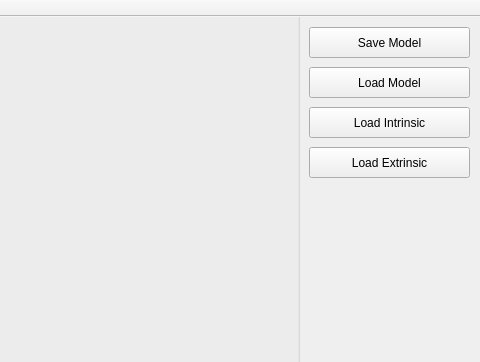
Before: the Qt Designer form mainwindow.ui in Jiakai-Zhang/ExampleRenderer, drawn with Qt 5; both pictures show x 991 to 1471 and y 0 to 362 of the 1471 by 794 pixel window.
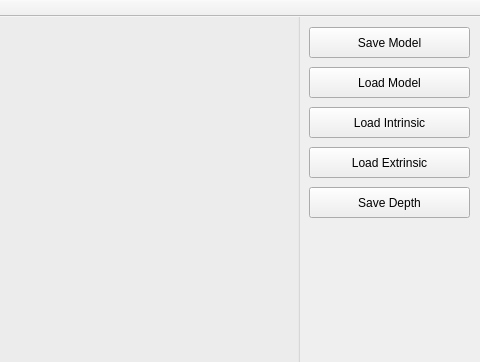
After: the same form once the commit is applied.

Commit message: add depth visualization tool

```diff
--- a/mainwindow.ui
+++ b/mainwindow.ui
@@ -108,6 +108,19 @@
      <string>Load Extrinsic</string>
     </property>
    </widget>
+   <widget class="QPushButton" name="SaveDepth">
+    <property name="geometry">
+     <rect>
+      <x>1300</x>
+      <y>170</y>
+      <width>161</width>
+      <height>31</height>
+     </rect>
+    </property>
+    <property name="text">
+     <string>Save Depth</string>
+    </property>
+   </widget>
   </widget>
   <widget class="QMenuBar" name="menuBar">
    <property name="geometry">
```
The commit also changes 4 other files.
